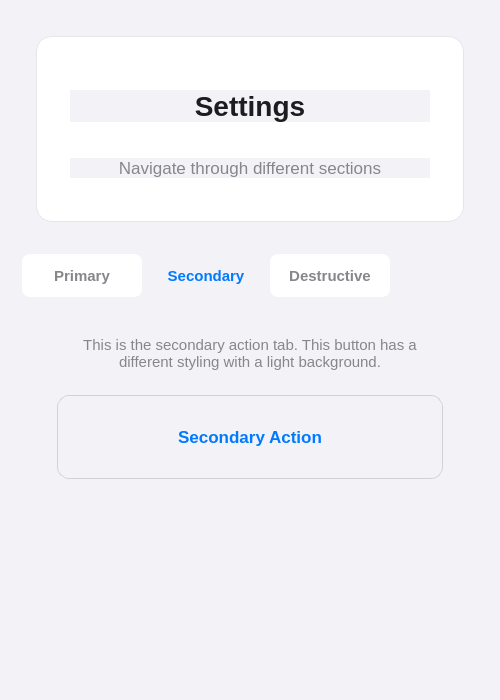
Old version of the form mainwindow.ui in the repository Millyvolt/qt_cursor_app.
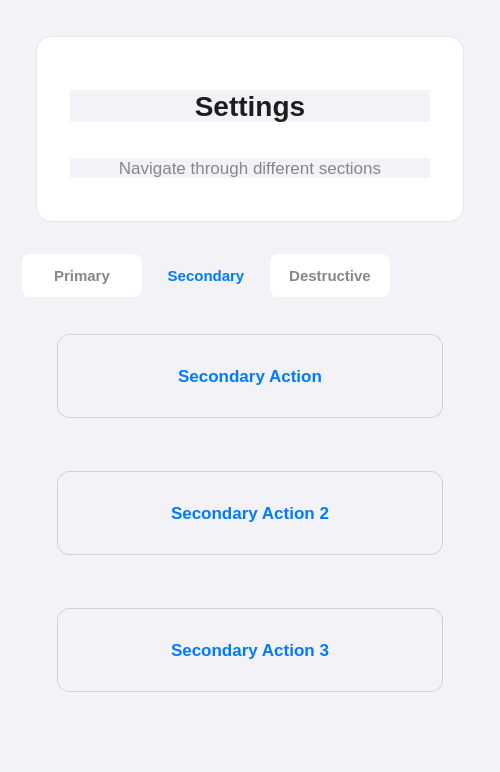
New version of the form. The open tabs and pages were chosen to show the change.

Commit message: Added 2 buttons in each tab

```diff
--- a/mainwindow.ui
+++ b/mainwindow.ui
@@ -7,7 +7,7 @@
     <x>0</x>
     <y>0</y>
     <width>500</width>
-    <height>700</height>
+    <height>772</height>
    </rect>
   </property>
   <property name="windowTitle">
@@ -275,24 +275,14 @@
 }</string>
          </property>
          <layout class="QVBoxLayout" name="secondaryCardLayout">
-          <item>
-           <widget class="QLabel" name="secondaryDescription">
-            <property name="styleSheet">
-             <string notr="true">QLabel { color: #86868b; font-size: 15px; margin: 10px; }</string>
-            </property>
-            <property name="text">
-             <string>This is the secondary action tab. This button has a different styling with a light background.</string>
-            </property>
-            <property name="alignment">
-             <set>Qt::AlignCenter</set>
-            </property>
-            <property name="wordWrap">
-             <bool>true</bool>
-            </property>
-           </widget>
-          </item>
           <item>
            <widget class="QPushButton" name="secondaryButton">
+            <property name="minimumSize">
+             <size>
+              <width>206</width>
+              <height>60</height>
+             </size>
+            </property>
             <property name="styleSheet">
              <string notr="true">QPushButton#secondaryButton {
     background-color: #f2f2f7;
@@ -320,6 +310,54 @@
             </property>
            </widget>
           </item>
+          <item>
+           <spacer name="verticalSpacer_7">
+            <property name="orientation">
+             <enum>Qt::Vertical</enum>
+            </property>
+            <property name="sizeHint" stdset="0">
+             <size>
+              <width>20</width>
+              <height>40</height>
+             </size>
+            </property>
+           </spacer>
+          </item>
+          <item>
+           <widget class="QPushButton" name="secondaryButton2">
+            <property name="minimumSize">
+             <size>
+              <width>206</width>
+              <height>60</height>
+             </size>
+            </property>
+            <property name="styleSheet">
+             <string notr="true">QPushButton#secondaryButton2 {
+    background-color: #f2f2f7;
+    color: #007aff;
+    border: 1px solid #d1d1d6;
+    border-radius: 12px;
+    font-size: 17px;
+    font-weight: 600;
+    padding: 16px 24px;
+    margin: 8px;
+    min-width: 140px;
+    min-height: 50px;
+}
+
+QPushButton#secondaryButton2:hover {
+    background-color: #e5e5ea;
+}
+
+QPushButton#secondaryButton2:pressed {
+    background-color: #d1d1d6;
+}</string>
+            </property>
+            <property name="text">
+             <string>Secondary Action 2</string>
+            </property>
+           </widget>
+          </item>
           <item>
            <spacer name="verticalSpacer_3">
             <property name="orientation">
@@ -333,6 +371,41 @@
             </property>
            </spacer>
           </item>
+          <item>
+           <widget class="QPushButton" name="secondaryButton3">
+            <property name="minimumSize">
+             <size>
+              <width>206</width>
+              <height>60</height>
+             </size>
+            </property>
+            <property name="styleSheet">
+             <string notr="true">QPushButton#secondaryButton3 {
+    background-color: #f2f2f7;
+    color: #007aff;
+    border: 1px solid #d1d1d6;
+    border-radius: 12px;
+    font-size: 17px;
+    font-weight: 600;
+    padding: 16px 24px;
+    margin: 8px;
+    min-width: 140px;
+    min-height: 50px;
+}
+
+QPushButton#secondaryButton3:hover {
+    background-color: #e5e5ea;
+}
+
+QPushButton#secondaryButton3:pressed {
+    background-color: #d1d1d6;
+}</string>
+            </property>
+            <property name="text">
+             <string>Secondary Action 3</string>
+            </property>
+           </widget>
+          </item>
          </layout>
         </widget>
        </item>
```
Left out of the diff: 120 changed lines with no effect on the pictures. The commit also changes 2 other files.
